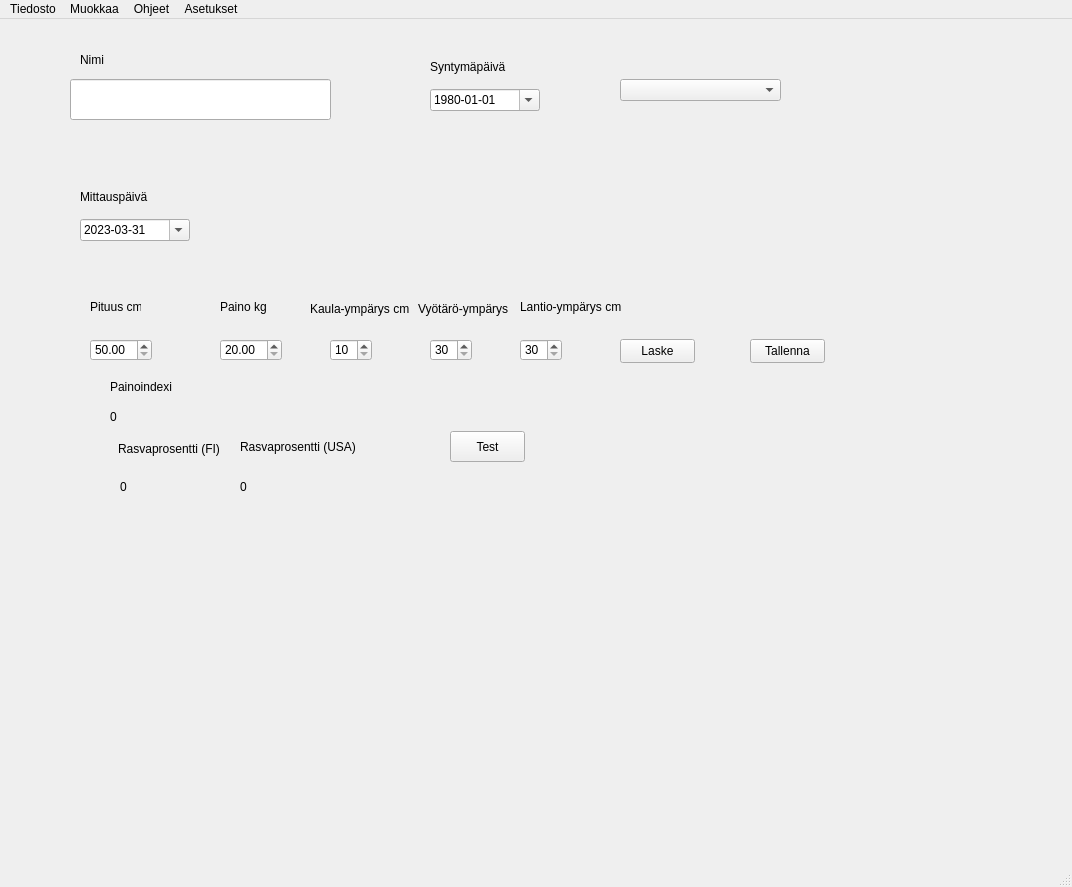
Qt form Main.ui (Sandrowue/FitnessGUI) before a commit.
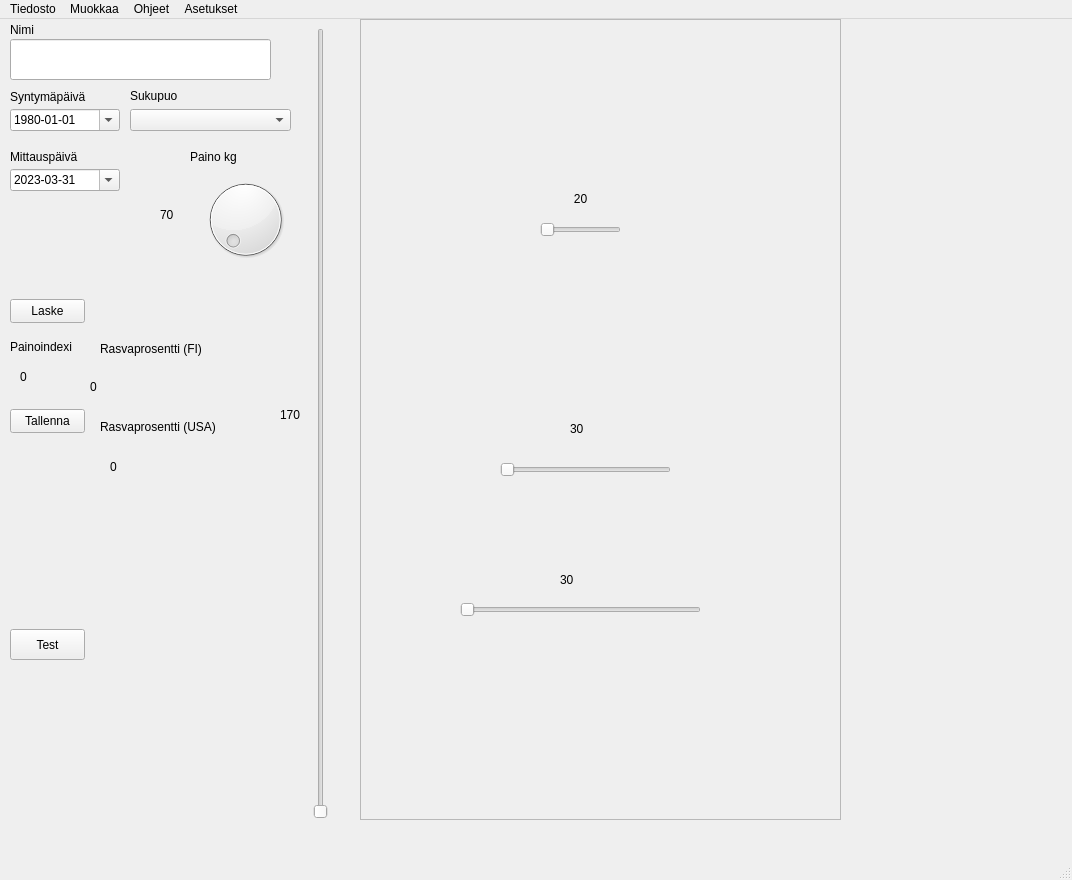
The same form after that commit. Icons and pictures are not drawn.

What changed in the file:
```diff
--- a/Main.ui
+++ b/Main.ui
@@ -7,7 +7,7 @@
     <x>0</x>
     <y>0</y>
     <width>1072</width>
-    <height>887</height>
+    <height>880</height>
    </rect>
   </property>
   <property name="windowTitle">
@@ -17,8 +17,8 @@
    <widget class="QDateEdit" name="birthDateEdit">
     <property name="geometry">
      <rect>
-      <x>430</x>
-      <y>70</y>
+      <x>10</x>
+      <y>90</y>
       <width>110</width>
       <height>22</height>
      </rect>
@@ -40,27 +40,11 @@
      </date>
     </property>
    </widget>
-   <widget class="QDoubleSpinBox" name="weightDoubleSpinBox">
-    <property name="geometry">
-     <rect>
-      <x>220</x>
-      <y>320</y>
-      <width>62</width>
-      <height>22</height>
-     </rect>
-    </property>
-    <property name="minimum">
-     <double>20.000000000000000</double>
-    </property>
-    <property name="maximum">
-     <double>400.000000000000000</double>
-    </property>
-   </widget>
    <widget class="QLabel" name="rasvaprosentti_FI_label_2">
     <property name="geometry">
      <rect>
-      <x>120</x>
-      <y>460</y>
+      <x>90</x>
+      <y>360</y>
       <width>161</width>
       <height>16</height>
      </rect>
@@ -69,27 +53,11 @@
      <string>0</string>
     </property>
    </widget>
-   <widget class="QSpinBox" name="kaulaSpinBox">
-    <property name="geometry">
-     <rect>
-      <x>330</x>
-      <y>320</y>
-      <width>42</width>
-      <height>22</height>
-     </rect>
-    </property>
-    <property name="minimum">
-     <number>10</number>
-    </property>
-    <property name="maximum">
-     <number>100</number>
-    </property>
-   </widget>
    <widget class="QDateEdit" name="weighingDateEdit">
     <property name="geometry">
      <rect>
-      <x>80</x>
-      <y>200</y>
+      <x>10</x>
+      <y>150</y>
       <width>110</width>
       <height>22</height>
      </rect>
@@ -114,8 +82,8 @@
    <widget class="QPushButton" name="laskePushButton">
     <property name="geometry">
      <rect>
-      <x>620</x>
-      <y>320</y>
+      <x>10</x>
+      <y>280</y>
       <width>75</width>
       <height>24</height>
      </rect>
@@ -124,24 +92,11 @@
      <string>Laske</string>
     </property>
    </widget>
-   <widget class="QLabel" name="kaulaLabel">
-    <property name="geometry">
-     <rect>
-      <x>310</x>
-      <y>280</y>
-      <width>121</width>
-      <height>20</height>
-     </rect>
-    </property>
-    <property name="text">
-     <string>Kaula-ympärys cm</string>
-    </property>
-   </widget>
    <widget class="QLabel" name="rasvaprosentti_FI_label">
     <property name="geometry">
      <rect>
-      <x>118</x>
-      <y>420</y>
+      <x>100</x>
+      <y>320</y>
       <width>111</width>
       <height>20</height>
      </rect>
@@ -153,8 +108,8 @@
    <widget class="QLabel" name="weightLabel">
     <property name="geometry">
      <rect>
-      <x>220</x>
-      <y>280</y>
+      <x>190</x>
+      <y>130</y>
       <width>49</width>
       <height>16</height>
      </rect>
@@ -166,8 +121,8 @@
    <widget class="QLabel" name="birthLabel">
     <property name="geometry">
      <rect>
-      <x>430</x>
-      <y>40</y>
+      <x>10</x>
+      <y>70</y>
       <width>101</width>
       <height>16</height>
      </rect>
@@ -179,21 +134,24 @@
    <widget class="QLabel" name="lenghthLabel">
     <property name="geometry">
      <rect>
-      <x>90</x>
-      <y>280</y>
-      <width>51</width>
-      <height>16</height>
+      <x>280</x>
+      <y>380</y>
+      <width>41</width>
+      <height>31</height>
      </rect>
     </property>
+    <property name="styleSheet">
+     <string notr="true">font: 16pt &quot;MS Shell Dlg 2&quot;;</string>
+    </property>
     <property name="text">
-     <string>Pituus cm</string>
+     <string>170</string>
     </property>
    </widget>
    <widget class="QLabel" name="weighingLabel">
     <property name="geometry">
      <rect>
-      <x>80</x>
-      <y>170</y>
+      <x>10</x>
+      <y>130</y>
       <width>141</width>
       <height>16</height>
      </rect>
@@ -202,27 +160,11 @@
      <string>Mittauspäivä</string>
     </property>
    </widget>
-   <widget class="QSpinBox" name="lantioSpinBox">
-    <property name="geometry">
-     <rect>
-      <x>520</x>
-      <y>320</y>
-      <width>42</width>
-      <height>22</height>
-     </rect>
-    </property>
-    <property name="minimum">
-     <number>30</number>
-    </property>
-    <property name="maximum">
-     <number>200</number>
-    </property>
-   </widget>
    <widget class="QLabel" name="nameLabel">
     <property name="geometry">
      <rect>
-      <x>80</x>
-      <y>30</y>
+      <x>10</x>
+      <y>0</y>
       <width>121</width>
       <height>21</height>
      </rect>
@@ -234,8 +176,8 @@
    <widget class="QLineEdit" name="nameLineEdit">
     <property name="geometry">
      <rect>
-      <x>70</x>
-      <y>60</y>
+      <x>10</x>
+      <y>20</y>
       <width>261</width>
       <height>41</height>
      </rect>
@@ -244,8 +186,8 @@
    <widget class="QLabel" name="rasvaprosentti_USA_label_2">
     <property name="geometry">
      <rect>
-      <x>240</x>
-      <y>460</y>
+      <x>110</x>
+      <y>440</y>
       <width>141</width>
       <height>16</height>
      </rect>
@@ -257,8 +199,8 @@
    <widget class="QComboBox" name="genderComboBox">
     <property name="geometry">
      <rect>
-      <x>620</x>
-      <y>60</y>
+      <x>130</x>
+      <y>90</y>
       <width>161</width>
       <height>22</height>
      </rect>
@@ -277,27 +219,11 @@
      </property>
     </item>
    </widget>
-   <widget class="QDoubleSpinBox" name="lengthDoubleSpinBox">
-    <property name="geometry">
-     <rect>
-      <x>90</x>
-      <y>320</y>
-      <width>62</width>
-      <height>22</height>
-     </rect>
-    </property>
-    <property name="minimum">
-     <double>50.000000000000000</double>
-    </property>
-    <property name="maximum">
-     <double>300.000000000000000</double>
-    </property>
-   </widget>
    <widget class="QLabel" name="rasvaprosentti_USA_label">
     <property name="geometry">
      <rect>
-      <x>240</x>
-      <y>420</y>
+      <x>100</x>
+      <y>400</y>
       <width>131</width>
       <height>16</height>
      </rect>
@@ -309,34 +235,40 @@
    <widget class="QLabel" name="vyotaroLabel">
     <property name="geometry">
      <rect>
-      <x>418</x>
-      <y>280</y>
-      <width>91</width>
+      <x>570</x>
+      <y>400</y>
+      <width>41</width>
       <height>20</height>
      </rect>
     </property>
+    <property name="styleSheet">
+     <string notr="true">font: 16pt &quot;MS Shell Dlg 2&quot;;</string>
+    </property>
     <property name="text">
-     <string>Vyötärö-ympärys cm</string>
+     <string>30</string>
     </property>
    </widget>
    <widget class="QLabel" name="lantioLabel">
     <property name="geometry">
      <rect>
-      <x>520</x>
-      <y>280</y>
-      <width>101</width>
-      <height>16</height>
+      <x>560</x>
+      <y>550</y>
+      <width>41</width>
+      <height>21</height>
      </rect>
     </property>
+    <property name="styleSheet">
+     <string notr="true">font: 16pt &quot;MS Shell Dlg 2&quot;;</string>
+    </property>
     <property name="text">
-     <string>Lantio-ympärys cm</string>
+     <string>30</string>
     </property>
    </widget>
    <widget class="QLabel" name="painoindexiLabel_2">
     <property name="geometry">
      <rect>
-      <x>110</x>
-      <y>390</y>
+      <x>20</x>
+      <y>350</y>
       <width>101</width>
       <height>16</height>
      </rect>
@@ -345,27 +277,11 @@
      <string>0</string>
     </property>
    </widget>
-   <widget class="QSpinBox" name="vyotaroSpinBox">
-    <property name="geometry">
-     <rect>
-      <x>430</x>
-      <y>320</y>
-      <width>42</width>
-      <height>22</height>
-     </rect>
-    </property>
-    <property name="minimum">
-     <number>30</number>
-    </property>
-    <property name="maximum">
-     <number>200</number>
-    </property>
-   </widget>
    <widget class="QPushButton" name="savePushButton">
     <property name="geometry">
      <rect>
-      <x>750</x>
-      <y>320</y>
+      <x>10</x>
+      <y>390</y>
       <width>75</width>
       <height>24</height>
      </rect>
@@ -374,24 +290,11 @@
      <string>Tallenna</string>
     </property>
    </widget>
-   <widget class="QLabel" name="painoindexiLabel">
-    <property name="geometry">
-     <rect>
-      <x>110</x>
-      <y>360</y>
-      <width>101</width>
-      <height>16</height>
-     </rect>
-    </property>
-    <property name="text">
-     <string>Painoindexi</string>
-    </property>
-   </widget>
    <widget class="QPushButton" name="testPushButton">
     <property name="geometry">
      <rect>
-      <x>450</x>
-      <y>412</y>
+      <x>10</x>
+      <y>610</y>
       <width>75</width>
       <height>31</height>
      </rect>
@@ -400,6 +303,208 @@
      <string>Test</string>
     </property>
    </widget>
+   <widget class="QLabel" name="sukupuoliLabel">
+    <property name="geometry">
+     <rect>
+      <x>130</x>
+      <y>70</y>
+      <width>47</width>
+      <height>13</height>
+     </rect>
+    </property>
+    <property name="text">
+     <string>Sukupuoli</string>
+    </property>
+   </widget>
+   <widget class="QFrame" name="frame">
+    <property name="geometry">
+     <rect>
+      <x>360</x>
+      <y>0</y>
+      <width>481</width>
+      <height>801</height>
+     </rect>
+    </property>
+    <property name="styleSheet">
+     <string notr="true">background-image: url(:/kuvat/NaisSlice_original.png);</string>
+    </property>
+    <property name="frameShape">
+     <enum>QFrame::StyledPanel</enum>
+    </property>
+    <property name="frameShadow">
+     <enum>QFrame::Raised</enum>
+    </property>
+   </widget>
+   <widget class="QLabel" name="kaulaLabel">
+    <property name="geometry">
+     <rect>
+      <x>560</x>
+      <y>170</y>
+      <width>41</width>
+      <height>20</height>
+     </rect>
+    </property>
+    <property name="styleSheet">
+     <string notr="true">font: 16pt &quot;MS Shell Dlg 2&quot;;
+</string>
+    </property>
+    <property name="text">
+     <string>20</string>
+    </property>
+    <property name="alignment">
+     <set>Qt::AlignCenter</set>
+    </property>
+   </widget>
+   <widget class="QSlider" name="kaulaHorizontalSlider">
+    <property name="geometry">
+     <rect>
+      <x>540</x>
+      <y>200</y>
+      <width>81</width>
+      <height>22</height>
+     </rect>
+    </property>
+    <property name="minimum">
+     <number>10</number>
+    </property>
+    <property name="maximum">
+     <number>99</number>
+    </property>
+    <property name="orientation">
+     <enum>Qt::Horizontal</enum>
+    </property>
+   </widget>
+   <widget class="QSlider" name="vyutaroHorizontalSlider">
+    <property name="geometry">
+     <rect>
+      <x>500</x>
+      <y>440</y>
+      <width>171</width>
+      <height>22</height>
+     </rect>
+    </property>
+    <property name="minimum">
+     <number>30</number>
+    </property>
+    <property name="maximum">
+     <number>200</number>
+    </property>
+    <property name="orientation">
+     <enum>Qt::Horizontal</enum>
+    </property>
+   </widget>
+   <widget class="QSlider" name="lantioHorizontalSlider">
+    <property name="geometry">
+     <rect>
+      <x>460</x>
+      <y>580</y>
+      <width>241</width>
+      <height>22</height>
+     </rect>
+    </property>
+    <property name="minimum">
+     <number>30</number>
+    </property>
+    <property name="maximum">
+     <number>200</number>
+    </property>
+    <property name="orientation">
+     <enum>Qt::Horizontal</enum>
+    </property>
+   </widget>
+   <widget class="QLabel" name="painoindexiLabel">
+    <property name="geometry">
+     <rect>
+      <x>10</x>
+      <y>320</y>
+      <width>101</width>
+      <height>16</height>
+     </rect>
+    </property>
+    <property name="text">
+     <string>Painoindexi</string>
+    </property>
+   </widget>
+   <widget class="QSlider" name="lengthVerticalSlider">
+    <property name="geometry">
+     <rect>
+      <x>310</x>
+      <y>9</y>
+      <width>22</width>
+      <height>791</height>
+     </rect>
+    </property>
+    <property name="minimum">
+     <number>50</number>
+    </property>
+    <property name="maximum">
+     <number>250</number>
+    </property>
+    <property name="orientation">
+     <enum>Qt::Vertical</enum>
+    </property>
+   </widget>
+   <widget class="QDial" name="weightDial">
+    <property name="geometry">
+     <rect>
+      <x>200</x>
+      <y>150</y>
+      <width>91</width>
+      <height>101</height>
+     </rect>
+    </property>
+    <property name="minimum">
+     <number>20</number>
+    </property>
+    <property name="maximum">
+     <number>350</number>
+    </property>
+   </widget>
+   <widget class="QLabel" name="label">
+    <property name="geometry">
+     <rect>
+      <x>160</x>
+      <y>170</y>
+      <width>47</width>
+      <height>51</height>
+     </rect>
+    </property>
+    <property name="styleSheet">
+     <string notr="true">font: 16pt &quot;MS Shell Dlg 2&quot;;</string>
+    </property>
+    <property name="text">
+     <string>70</string>
+    </property>
+   </widget>
+   <zorder>birthDateEdit</zorder>
+   <zorder>rasvaprosentti_FI_label_2</zorder>
+   <zorder>weighingDateEdit</zorder>
+   <zorder>laskePushButton</zorder>
+   <zorder>rasvaprosentti_FI_label</zorder>
+   <zorder>weightLabel</zorder>
+   <zorder>birthLabel</zorder>
+   <zorder>lenghthLabel</zorder>
+   <zorder>weighingLabel</zorder>
+   <zorder>nameLabel</zorder>
+   <zorder>nameLineEdit</zorder>
+   <zorder>rasvaprosentti_USA_label_2</zorder>
+   <zorder>genderComboBox</zorder>
+   <zorder>rasvaprosentti_USA_label</zorder>
+   <zorder>painoindexiLabel_2</zorder>
+   <zorder>savePushButton</zorder>
+   <zorder>testPushButton</zorder>
+   <zorder>sukupuoliLabel</zorder>
+   <zorder>frame</zorder>
+   <zorder>kaulaLabel</zorder>
+   <zorder>kaulaHorizontalSlider</zorder>
+   <zorder>vyutaroHorizontalSlider</zorder>
+   <zorder>vyotaroLabel</zorder>
+   <zorder>lantioHorizontalSlider</zorder>
+   <zorder>lantioLabel</zorder>
+   <zorder>painoindexiLabel</zorder>
+   <zorder>lengthVerticalSlider</zorder>
+   <zorder>weightDial</zorder>
+   <zorder>label</zorder>
   </widget>
   <widget class="QMenuBar" name="menubar">
    <property name="geometry">
```
Left out of the diff: 87 changed lines with no effect on the pictures.
